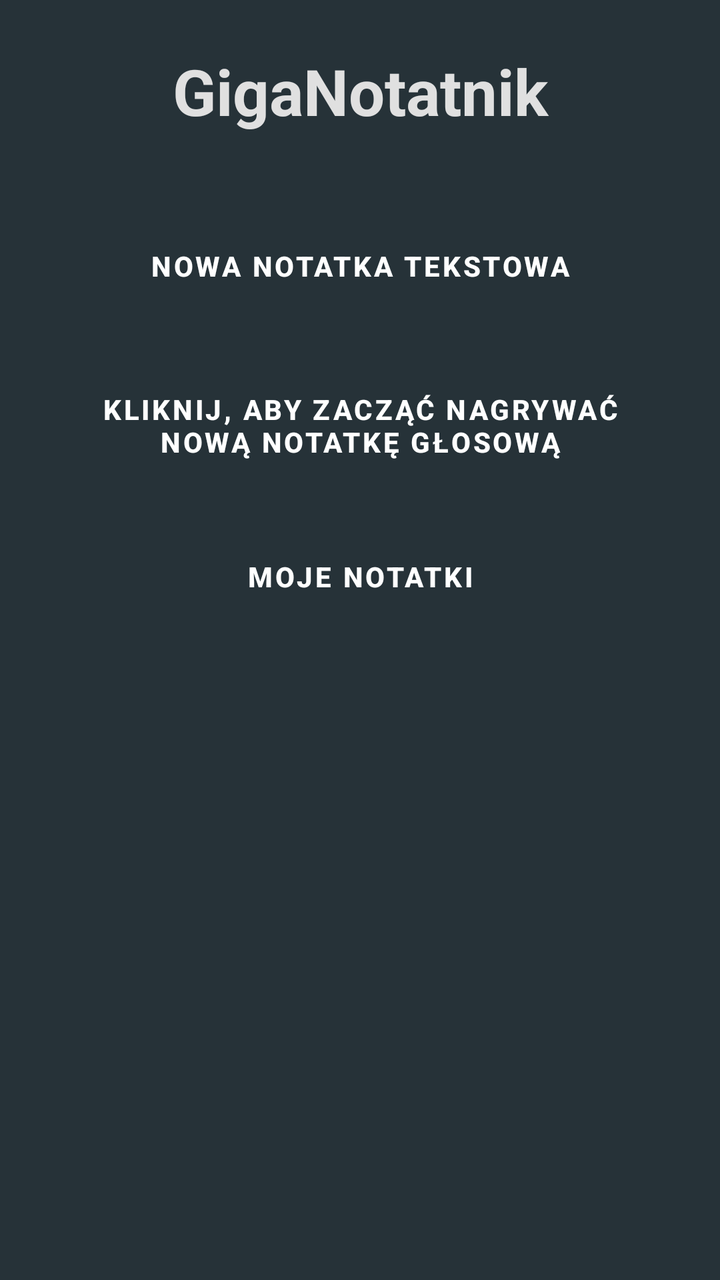
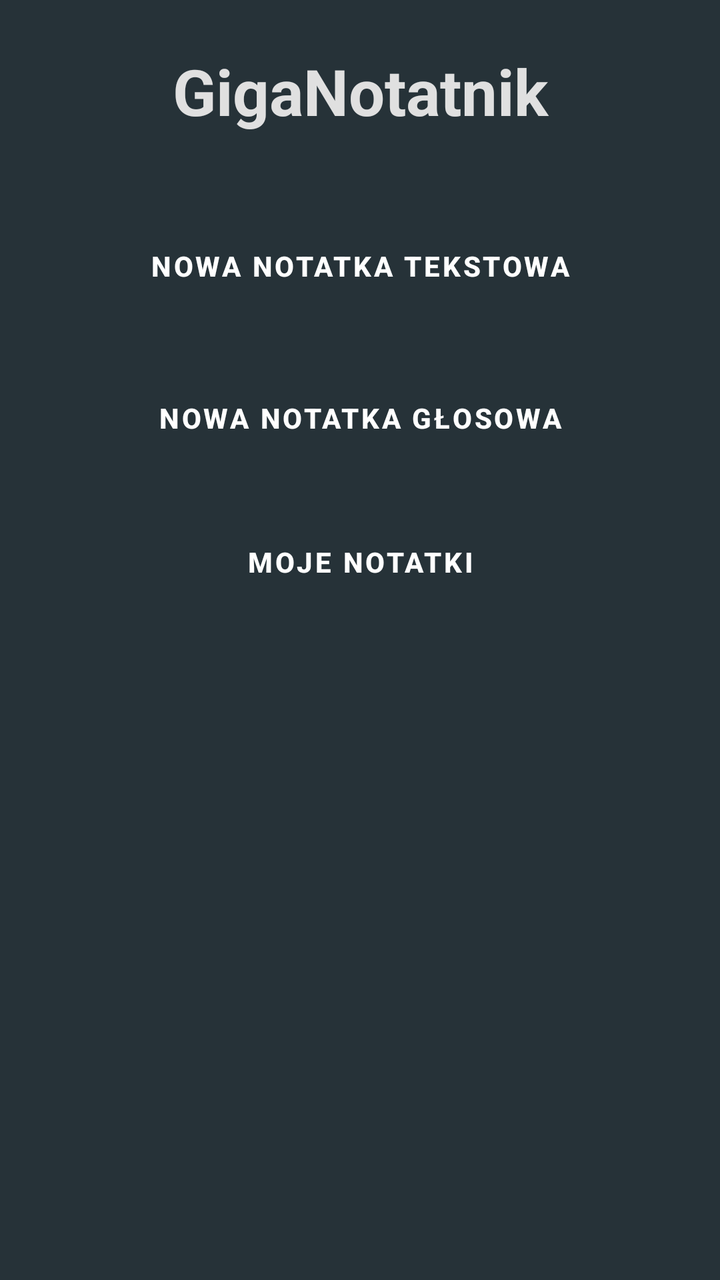

Two renders of the same Android screen: before a commit and after it. Below are the layout's source before the change and the commit's diff.
<!-- AndroidManifest.xml: activity theme Theme.GigaNotatnik -->
<!-- res/layout/activity_main.xml -->
<LinearLayout xmlns:android="http://schemas.android.com/apk/res/android"
    android:layout_width="match_parent"
    android:layout_height="match_parent"
    android:background="#263238"
    android:orientation="vertical"
    android:padding="24dp">

    <TextView
        android:layout_width="match_parent"
        android:layout_height="wrap_content"
        android:layout_marginBottom="30dp"
        android:gravity="center"
        android:text="@string/app_name"
        android:textColor="@color/background"
        android:textSize="32sp"
        android:textStyle="bold" />

    <Button
        android:id="@+id/btnGoToCreate"
        style="@style/AppButton"
        android:layout_marginBottom="16dp"
        android:text="@string/new_note" />

    <Button
        android:id="@+id/btnRecord"
        style="@style/AppButton"
        android:text="@string/record_note"
        android:layout_marginBottom="12dp"/>

    <Button
        android:id="@+id/btnGoToHistory"
        style="@style/AppButton"
        android:text="@string/app_title" />
</LinearLayout>
<!-- resources referenced by this layout -->
<resources>
  <color name="background">#E0E0E0</color>
  <string name="app_name">GigaNotatnik</string>
  <string name="app_title">Moje notatki</string>
  <string name="new_note">Nowa notatka tekstowa</string>
  <string name="record_note">Kliknij, aby zacząć nagrywać nową notatkę głosową</string>
  <style name="AppButton" parent="Widget.MaterialComponents.Button">
          <item name="android:layout_width">match_parent</item>
          <item name="android:layout_height">wrap_content</item>
          <item name="android:layout_marginTop">12dp</item>
          <item name="android:background">@drawable/button_background</item>
          <item name="android:textColor">?attr/colorOnPrimary</item>
          <item name="android:textStyle">bold</item>
          <item name="android:elevation">2dp</item>
      </style>
  <style name="Theme.GigaNotatnik" parent="Theme.Material3.DayNight.NoActionBar">
          <item name="android:windowBackground">@color/background</item>
          <item name="colorPrimary">@color/primary</item>
          <item name="colorPrimaryVariant">@color/primaryVariant</item>
          <item name="colorSecondary">@color/primary_teal</item>
          <item name="colorAccent">@color/accent</item>
          <item name="colorSurface">@color/surface</item>
          <item name="colorOnSurface">@color/textPrimary</item>
          <item name="colorOnPrimary">@color/text_on_button</item>
      </style>
  <!-- drawable button_background (drawable) -->
  <?xml version="1.0" encoding="utf-8"?>
  <selector xmlns:android="http://schemas.android.com/apk/res/android">
      <shape xmlns:android="http://schemas.android.com/apk/res/android"
          android:shape="rectangle">
          <solid android:color="@color/primary_mint"/>
          <corners android:radius="12dp"/>
          <padding android:left="16dp" android:top="8dp"
              android:right="16dp" android:bottom="8dp"/>
      </shape>
  
  
  </selector>
  <color name="primary">#3A7F74</color>
  <color name="primaryVariant">#00BFFF</color>
  <color name="primary_teal">#2F6F63</color>
  <color name="accent">#00D4FF</color>
  <color name="surface">#1E1E1E</color>
  <color name="textPrimary">#111111</color>
  <color name="text_on_button">#FFFFFF</color>
  <color name="primary_mint">#5FA88C</color>
</resources>

<!-- the commit's change to res/layout/activity_main.xml (unified diff, before → after) -->
@@ -24,7 +24,7 @@
     <Button
         android:id="@+id/btnRecord"
         style="@style/AppButton"
-        android:text="@string/record_note"
+        android:text="@string/audio_note"
         android:layout_marginBottom="12dp"/>
 
     <Button
<!-- resource entries referenced after the edit -->
@@ -3,8 +3,8 @@
   <color name="background">#E0E0E0</color>
   <string name="app_name">GigaNotatnik</string>
   <string name="app_title">Moje notatki</string>
+  <string name="audio_note">Nowa notatka głosowa</string>
   <string name="new_note">Nowa notatka tekstowa</string>
-  <string name="record_note">Kliknij, aby zacząć nagrywać nową notatkę głosową</string>
   <style name="AppButton" parent="Widget.MaterialComponents.Button">
           <item name="android:layout_width">match_parent</item>
           <item name="android:layout_height">wrap_content</item>
